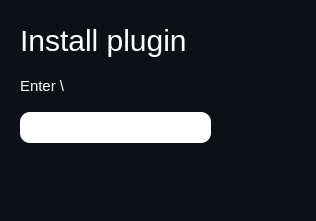
The window that dialogs/install_plugin_dialog/install_plugin_design.ui (An72ty/ITTOOLS2.0.0demo) describes before a commit, drawn with Qt 5.
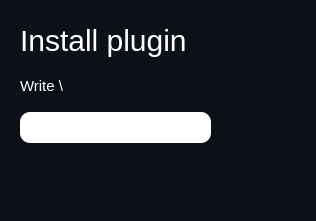
The same window after the commit. Icons and pictures are not drawn.

What changed in the file:
```diff
--- a/dialogs/install_plugin_dialog/install_plugin_design.ui
+++ b/dialogs/install_plugin_dialog/install_plugin_design.ui
@@ -38,7 +38,7 @@
 }</string>
    </property>
    <property name="text">
-    <string>Enter &lt;dev_name&gt;\&lt;plugin_name&gt;</string>
+    <string>Write &lt;dev_name&gt;\&lt;plugin_name&gt;</string>
    </property>
   </widget>
   <widget class="QLabel" name="title">
```
